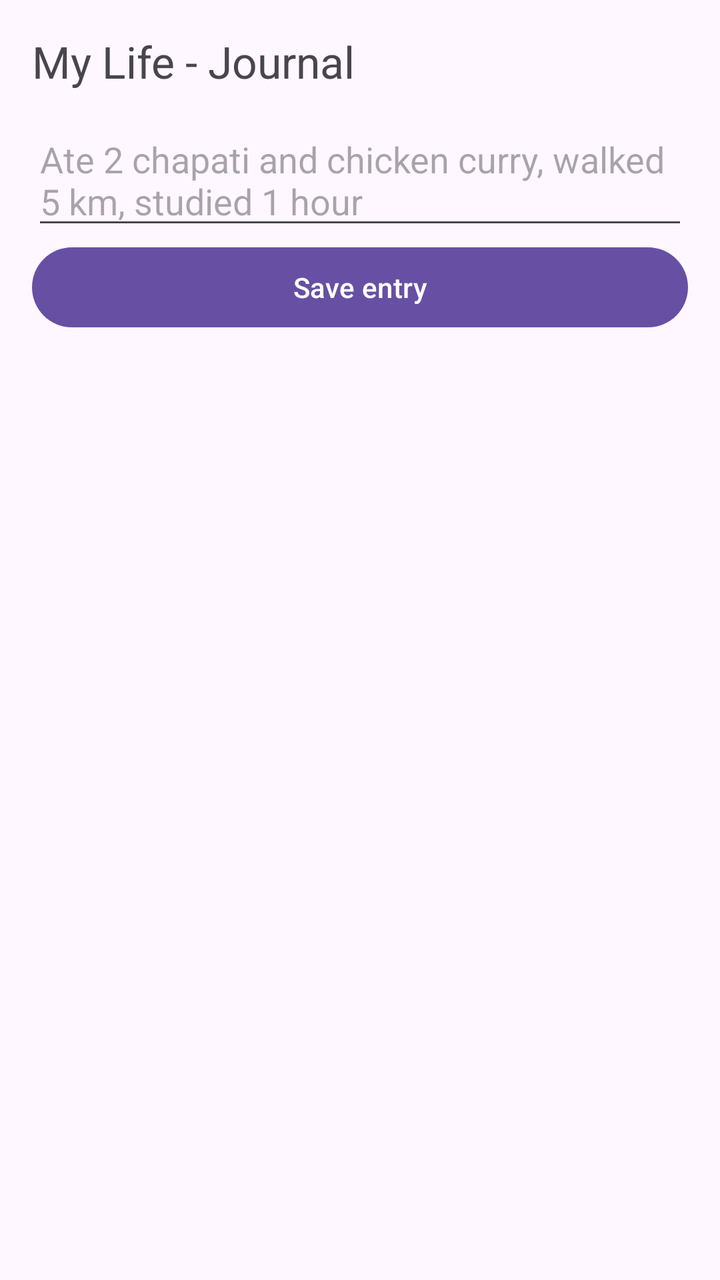
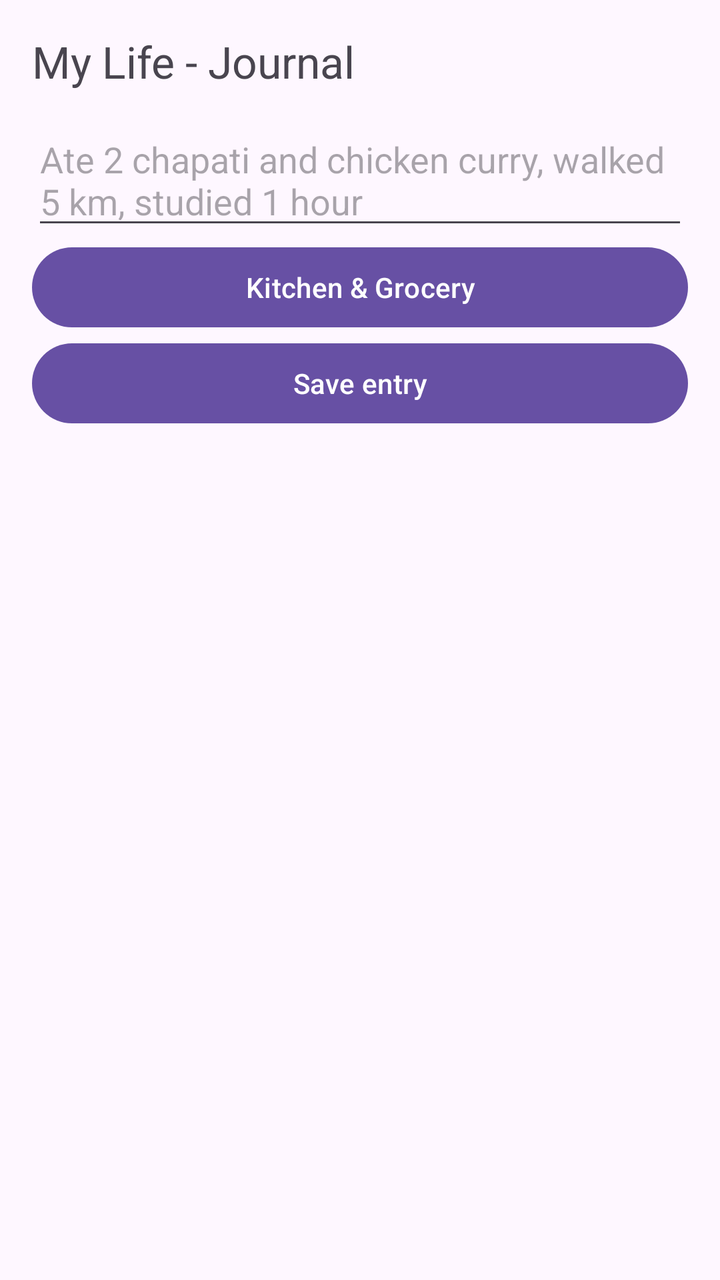

Two renders of the same Android screen: before a commit and after it. Below are the layout's source before the change and the commit's diff.
<!-- AndroidManifest.xml: application theme Theme.MyLife -->
<!-- res/layout/activity_main.xml -->
<?xml version="1.0" encoding="utf-8"?>
<LinearLayout xmlns:android="http://schemas.android.com/apk/res/android"
    android:layout_width="match_parent" android:layout_height="match_parent"
    android:orientation="vertical" android:padding="16dp">
    <TextView android:layout_width="match_parent" android:layout_height="wrap_content"
        android:text="My Life - Journal" android:textSize="22sp" android:paddingBottom="12dp"/>
    <EditText android:id="@+id/input" android:layout_width="match_parent" android:layout_height="wrap_content"
        android:hint="Ate 2 chapati and chicken curry, walked 5 km, studied 1 hour"/>
    <Button android:id="@+id/save" android:layout_width="match_parent" android:layout_height="wrap_content"
        android:text="Save entry"/>
    <TextView android:id="@+id/summary" android:layout_width="match_parent" android:layout_height="wrap_content"
        android:paddingTop="8dp" android:paddingBottom="8dp"/>
    <ListView android:id="@+id/list" android:layout_width="match_parent" android:layout_height="0dp" android:layout_weight="1"/>
</LinearLayout>
<!-- resources referenced by this layout -->
<resources>
  <style name="Theme.MyLife" parent="Theme.Material3.DayNight.NoActionBar" />
</resources>

<!-- the commit's change to res/layout/activity_main.xml (unified diff, before → after) -->
@@ -6,6 +6,7 @@
         android:text="My Life - Journal" android:textSize="22sp" android:paddingBottom="12dp"/>
     <EditText android:id="@+id/input" android:layout_width="match_parent" android:layout_height="wrap_content"
         android:hint="Ate 2 chapati and chicken curry, walked 5 km, studied 1 hour"/>
+    <Button android:id="@+id/openKitchen" android:layout_width="match_parent" android:layout_height="wrap_content" android:text="Kitchen &amp; Grocery"/>
     <Button android:id="@+id/save" android:layout_width="match_parent" android:layout_height="wrap_content"
         android:text="Save entry"/>
     <TextView android:id="@+id/summary" android:layout_width="match_parent" android:layout_height="wrap_content"
